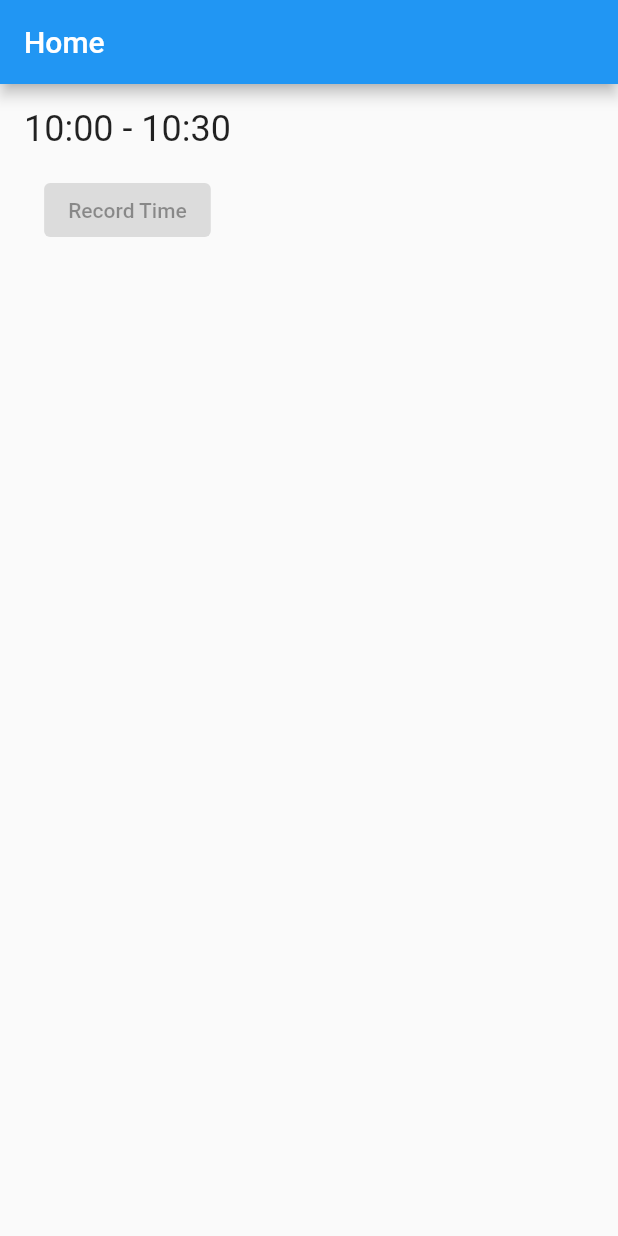
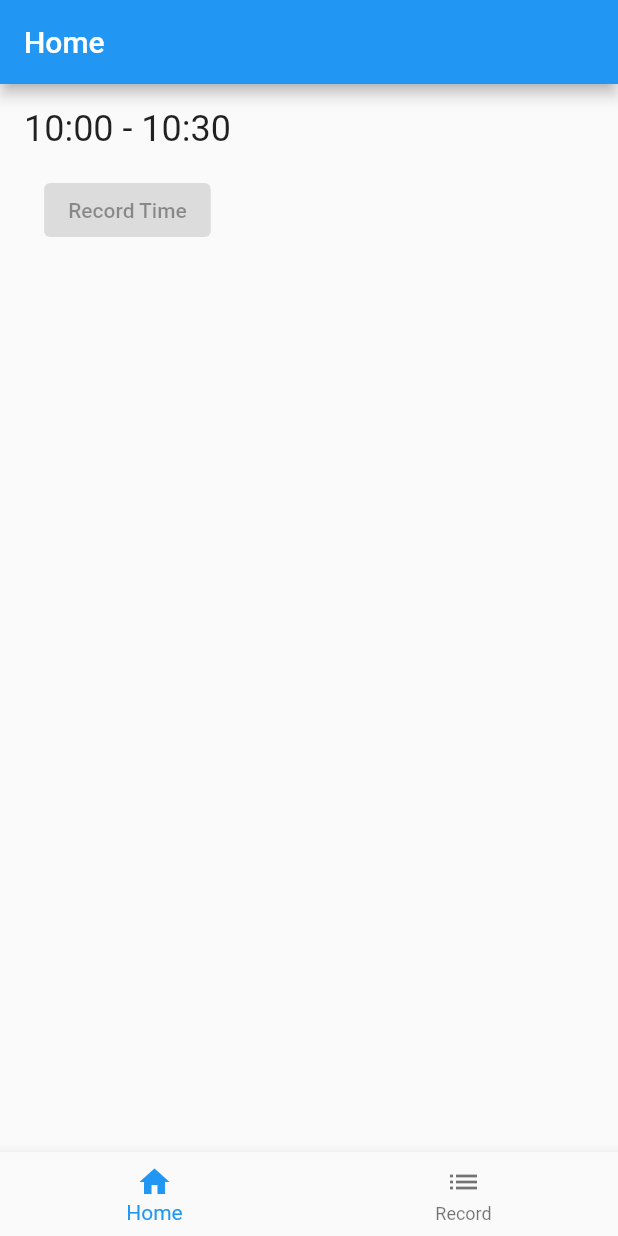
Before and after one commit to KapiatPak/FYP_takeStudentAttendanceByBeacon, a Flutter app: the screen it shows after launch, on a phone screen of 412 x 824 dp. Run offline on Flutter 3.47's test engine with Material 2 defaults, Android fonts, the phone set to English and light mode, and no system bars.

Commit message:
can check the record time

```diff
--- a/lib/main.dart
+++ b/lib/main.dart
@@ -13,9 +13,10 @@ class MyApp extends StatelessWidget {
       theme: ThemeData(
         primarySwatch: Colors.blue,
       ),
-      home: HomePage(),
+      initialRoute: '/',
       routes: {
-        '/record': (context) => RecordPage(),
+        '/': (context) => HomePage(),
+        '/record': (context) => RecordPage(recordList: ModalRoute.of(context)!.settings.arguments as List<String>),
       },
     );
   }
@@ -29,6 +30,7 @@ class HomePage extends StatefulWidget {
 class _HomePageState extends State<HomePage> {
   late String currentTime;
   bool buttonEnabled = true;
+  List<String> recordList = [];
 
   @override
   void initState() {
@@ -39,7 +41,8 @@ class _HomePageState extends State<HomePage> {
   void updateTime() {
     DateTime now = DateTime.now();
     String formattedTime = DateFormat('HH:mm').format(now);
-    String displayTime = formattedTime.substring(0, 2) + ':00 - ' + formattedTime.substring(0, 2) + ':30';
+    String displayTime =
+        formattedTime.substring(0, 2) + ':00 - ' + formattedTime.substring(0, 2) + ':30';
     setState(() {
       currentTime = displayTime;
       buttonEnabled = !formattedTime.endsWith(':00') && !formattedTime.endsWith(':30');
@@ -50,19 +53,11 @@ class _HomePageState extends State<HomePage> {
   void recordTime() {
     DateTime now = DateTime.now();
     String formattedTime = DateFormat('HH:mm').format(now);
-    Navigator.pushNamed(
-      context,
-      '/record',
-      arguments: formattedTime,
-    );
     setState(() {
+      recordList.add(formattedTime);
       buttonEnabled = false;
     });
-    Future.delayed(const Duration(minutes: 30), () {
-      setState(() {
-        buttonEnabled = true;
-      });
-    });
+    Navigator.pushNamed(context, '/record', arguments: recordList);
   }
 
   @override
@@ -71,16 +66,33 @@ class _HomePageState extends State<HomePage> {
       appBar: AppBar(
         title: Text('Home'),
       ),
+      bottomNavigationBar: BottomNavigationBar(
+        items: const <BottomNavigationBarItem>[
+          BottomNavigationBarItem(
+            icon: Icon(Icons.home),
+            label: 'Home',
+          ),
+          BottomNavigationBarItem(
+            icon: Icon(Icons.list),
+            label: 'Record',
+          ),
+        ],
+        currentIndex: 0,
+        onTap: (index) {
+          if (index == 1) {
+            Navigator.pushNamed(context, '/record', arguments: recordList);
+          }
+        },
+      ),
       body: Column(
         children: [
-          if (currentTime != null)
-            Container(
-              padding: EdgeInsets.all(16.0),
-              child: Text(
-                currentTime,
-                style: TextStyle(fontSize: 24.0),
-              ),
+          Padding(
+            padding: EdgeInsets.all(16.0),
+            child: Text(
+              currentTime,
+              style: TextStyle(fontSize: 24.0),
             ),
+          ),
           ElevatedButton(
             onPressed: buttonEnabled ? recordTime : null,
             child: Text('Record Time'),
@@ -92,15 +104,24 @@ class _HomePageState extends State<HomePage> {
 }
 
 class RecordPage extends StatelessWidget {
+  final List<String> recordList;
+  static const routeName = '/record';
+
+  RecordPage({required this.recordList});
+
   @override
   Widget build(BuildContext context) {
-    final args = ModalRoute.of(context)!.settings.arguments as String?;
     return Scaffold(
       appBar: AppBar(
         title: Text('Record'),
       ),
-      body: Center(
-        child: Text('Recorded Time: $args'),
+      body: ListView.builder(
+        itemCount: recordList.length,
+        itemBuilder: (context, index) {
+          return ListTile(
+            title: Text(recordList[index]),
+          );
+        },
       ),
     );
   }
```
